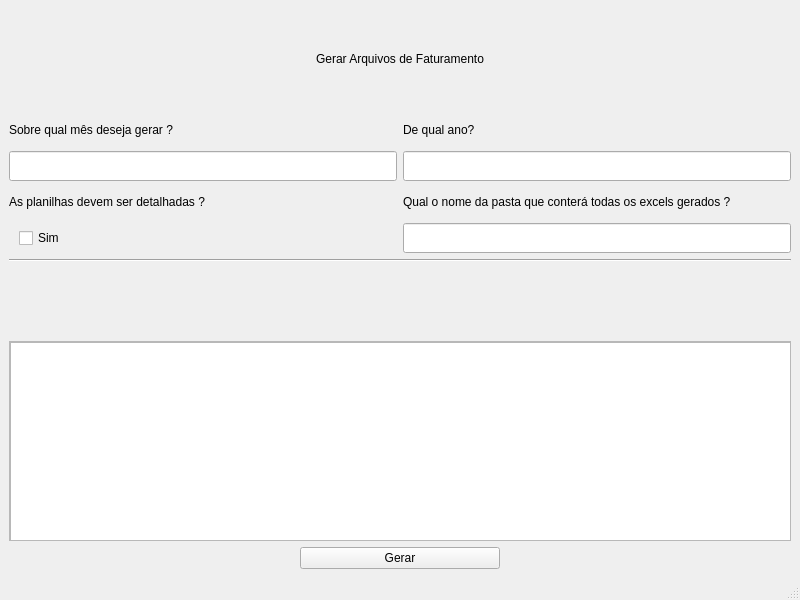
Qt form ui/designers/main_window_billing.ui (Matheussop/ScriptSomer) before a commit.
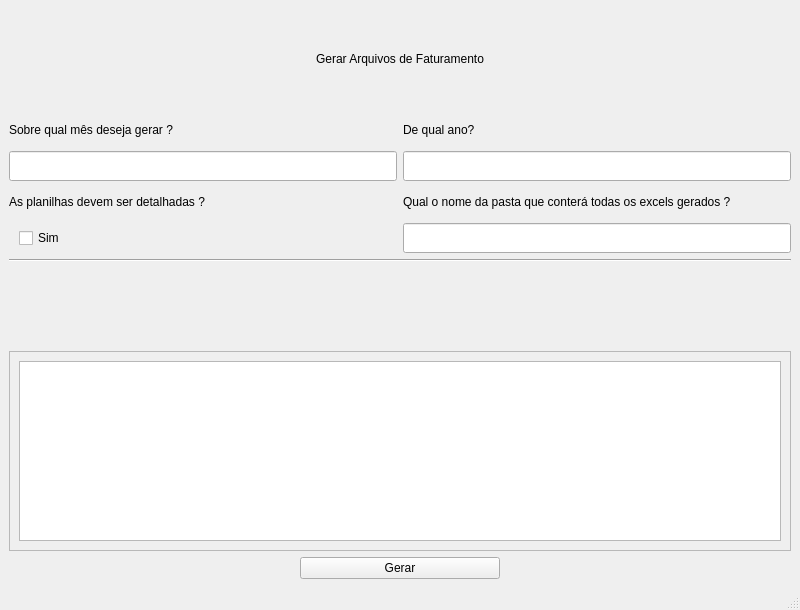
The same form after that commit.

Commit message: Logic of get item selected in resultView

Diff of the .ui file:
```diff
--- a/ui/designers/main_window_billing.ui
+++ b/ui/designers/main_window_billing.ui
@@ -7,14 +7,14 @@
     <x>0</x>
     <y>0</y>
     <width>800</width>
-    <height>600</height>
+    <height>610</height>
    </rect>
   </property>
   <property name="windowTitle">
    <string>MainWindow</string>
   </property>
   <widget class="QWidget" name="centralwidget">
-   <layout class="QHBoxLayout" name="horizontalLayout">
+   <layout class="QVBoxLayout" name="verticalLayout_2">
     <item>
      <layout class="QGridLayout" name="gridLayout">
       <item row="4" column="1">
@@ -101,7 +101,7 @@
         <property name="minimumSize">
          <size>
           <width>200</width>
-          <height>200</height>
+          <height>150</height>
          </size>
         </property>
         <property name="maximumSize">
@@ -122,31 +122,27 @@
            <x>0</x>
            <y>0</y>
            <width>772</width>
-           <height>198</height>
+           <height>193</height>
           </rect>
          </property>
-         <widget class="QListWidget" name="resultView">
-          <property name="geometry">
-           <rect>
-            <x>0</x>
-            <y>0</y>
-            <width>781</width>
-            <height>200</height>
-           </rect>
-          </property>
-          <property name="sizePolicy">
-           <sizepolicy hsizetype="Maximum" vsizetype="Preferred">
-            <horstretch>0</horstretch>
-            <verstretch>0</verstretch>
-           </sizepolicy>
-          </property>
-          <property name="minimumSize">
-           <size>
-            <width>200</width>
-            <height>200</height>
-           </size>
-          </property>
-         </widget>
+         <layout class="QHBoxLayout" name="horizontalLayout">
+          <item>
+           <widget class="QListWidget" name="resultView">
+            <property name="sizePolicy">
+             <sizepolicy hsizetype="Preferred" vsizetype="Preferred">
+              <horstretch>0</horstretch>
+              <verstretch>0</verstretch>
+             </sizepolicy>
+            </property>
+            <property name="minimumSize">
+             <size>
+              <width>200</width>
+              <height>0</height>
+             </size>
+            </property>
+           </widget>
+          </item>
+         </layout>
         </widget>
        </widget>
       </item>
```
Left out of the diff: 339 changed lines with no effect on the pictures. The commit also changes 2 other files.
